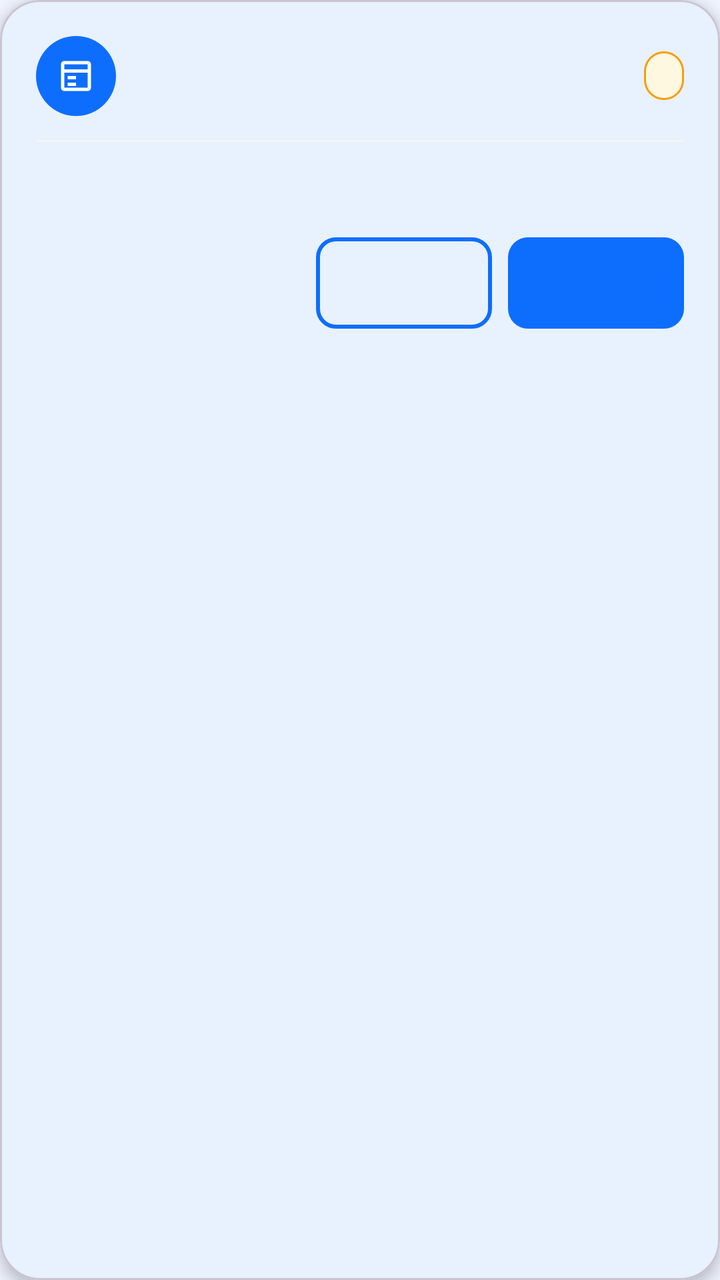
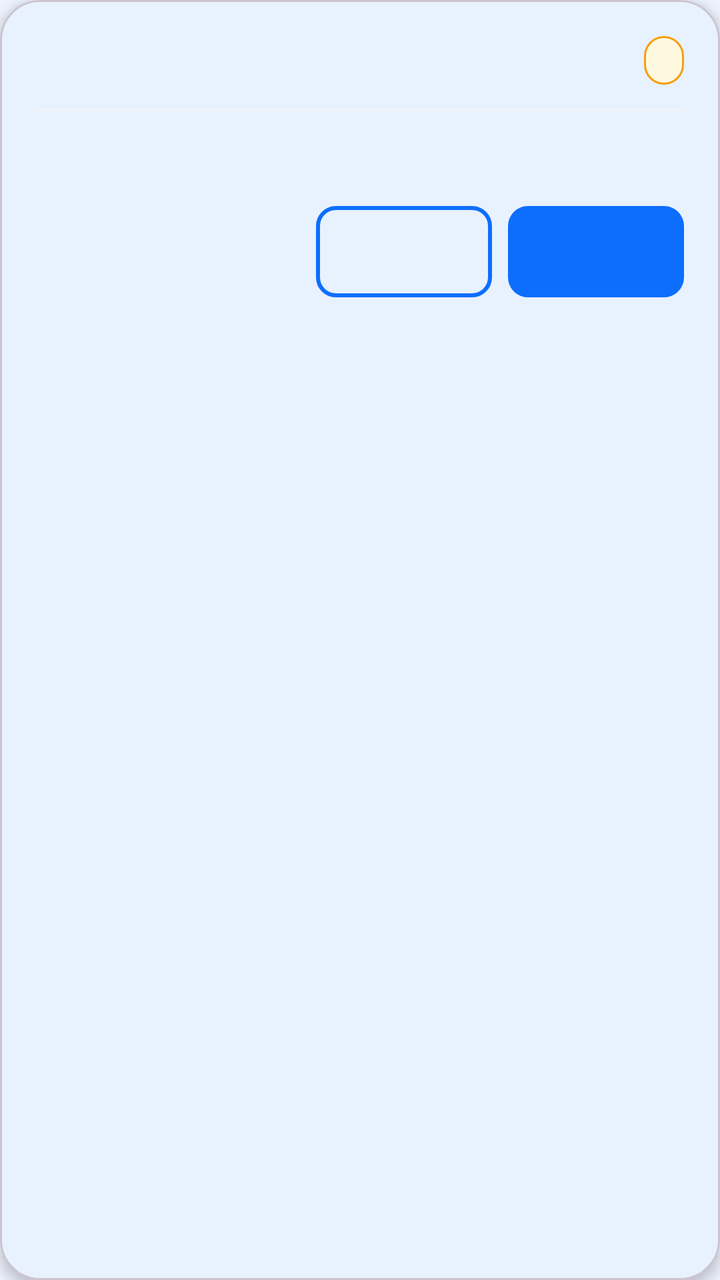

Before-and-after screenshots of an Android layout around one commit, followed by the original layout XML and the change that was made.
<!-- AndroidManifest.xml: application theme Theme.UniCare -->
<!-- res/layout/item_appointment.xml -->
<?xml version='1.0' encoding='utf-8'?>
<com.google.android.material.card.MaterialCardView xmlns:android="http://schemas.android.com/apk/res/android" xmlns:app="http://schemas.android.com/apk/res-auto" android:layout_width="match_parent" android:layout_height="wrap_content" android:layout_marginHorizontal="16dp" android:layout_marginVertical="6dp" app:cardCornerRadius="20dp" app:cardElevation="4dp" app:cardBackgroundColor="#FFFFFF">

    <LinearLayout android:layout_width="match_parent" android:layout_height="wrap_content" android:orientation="vertical" android:padding="18dp">

        
        <LinearLayout android:layout_width="match_parent" android:layout_height="wrap_content" android:gravity="center_vertical" android:orientation="horizontal">

            <LinearLayout android:layout_width="40dp" android:layout_height="40dp" android:background="@drawable/bg_icon_circle_blue" android:gravity="center">
                <ImageView android:layout_width="20dp" android:layout_height="20dp" android:src="@drawable/ic_calendar" android:contentDescription="Lịch khám"/>
            </LinearLayout>

            <TextView android:id="@+id/txtTitle" android:layout_width="0dp" android:layout_height="wrap_content" android:layout_weight="1" android:layout_marginStart="12dp" android:textColor="#1A1A2E" android:textSize="16sp" android:textStyle="bold" android:maxLines="2" android:ellipsize="end"/>

            <TextView android:id="@+id/txtStatus" android:layout_width="wrap_content" android:layout_height="wrap_content" android:background="@drawable/bg_badge_amber" android:paddingHorizontal="10dp" android:paddingVertical="4dp" android:textColor="#F59E0B" android:textSize="12sp" android:textStyle="bold"/>
        </LinearLayout>

        
        <View android:layout_width="match_parent" android:layout_height="1dp" android:layout_marginVertical="12dp" android:background="#F3F4F6"/>

        
        <TextView android:id="@+id/txtInfo" android:layout_width="match_parent" android:layout_height="wrap_content" android:textColor="#6B7280" android:textSize="13sp" android:lineSpacingMultiplier="1.4"/>

        
        <LinearLayout android:layout_width="match_parent" android:layout_height="wrap_content" android:layout_marginTop="14dp" android:gravity="end" android:orientation="horizontal">

            <com.google.android.material.button.MaterialButton android:id="@+id/btnSecondary" android:layout_width="wrap_content" android:layout_height="wrap_content" android:layout_marginEnd="8dp" android:textSize="13sp" android:textAllCaps="false" android:minHeight="40dp" style="@style/Widget.UniCare.Button.Outlined" app:cornerRadius="10dp"/>

            <com.google.android.material.button.MaterialButton android:id="@+id/btnPrimary" android:layout_width="wrap_content" android:layout_height="wrap_content" android:textSize="13sp" android:textAllCaps="false" android:minHeight="40dp" style="@style/Widget.UniCare.Button" app:cornerRadius="10dp"/>
        </LinearLayout>
    </LinearLayout>
</com.google.android.material.card.MaterialCardView>
<!-- resources referenced by this layout -->
<resources>
  <!-- drawable bg_badge_amber (drawable) -->
  <?xml version="1.0" encoding="utf-8"?>
  <shape xmlns:android="http://schemas.android.com/apk/res/android">
      <solid android:color="#FFF8E1"/>
      <corners android:radius="100dp"/>
      <stroke android:width="1dp" android:color="#F59E0B"/>
  </shape>
  <!-- drawable bg_icon_circle_blue (drawable) -->
  <?xml version="1.0" encoding="utf-8"?>
  <shape xmlns:android="http://schemas.android.com/apk/res/android">
      <solid android:color="#0D6EFD"/>
      <corners android:radius="100dp"/>
  </shape>
  <!-- drawable ic_calendar (drawable) -->
  <?xml version="1.0" encoding="utf-8"?>
  <vector xmlns:android="http://schemas.android.com/apk/res/android"
      android:width="24dp"
      android:height="24dp"
      android:viewportWidth="24"
      android:viewportHeight="24">
      <path
          android:fillColor="@android:color/white"
          android:pathData="M19,3H5C3.895,3 3,3.895 3,5v14c0,1.105 0.895,2 2,2h14c1.105,0 2,-0.895 2,-2V5C21,3.895 20.105,3 19,3zM19,5v3H5V5H19zM5,19V10h14v9H5zM7,12h5v2H7V12zM7,16h5v2H7V16z"/>
  </vector>
  <style name="Widget.UniCare.Button" parent="Widget.Material3.Button">
          <item name="android:paddingTop">14dp</item>
          <item name="android:paddingBottom">14dp</item>
          <item name="android:textSize">16sp</item>
          <item name="android:letterSpacing">0.02</item>
          <item name="android:textAllCaps">false</item>
          <item name="cornerRadius">14dp</item>
          <item name="backgroundTint">#0D6EFD</item>
          <item name="elevation">2dp</item>
      </style>
  <style name="Widget.UniCare.Button.Outlined" parent="Widget.Material3.Button.OutlinedButton">
          <item name="android:paddingTop">14dp</item>
          <item name="android:paddingBottom">14dp</item>
          <item name="android:textSize">16sp</item>
          <item name="android:textColor">#0D6EFD</item>
          <item name="android:textAllCaps">false</item>
          <item name="cornerRadius">14dp</item>
          <item name="strokeColor">#0D6EFD</item>
          <item name="strokeWidth">2dp</item>
      </style>
  <style name="Theme.UniCare" parent="Theme.Material3.DayNight.NoActionBar">
          
          <item name="colorPrimary">#0D6EFD</item>
          <item name="colorPrimaryVariant">#0852C8</item>
          <item name="colorOnPrimary">#FFFFFF</item>
          
          <item name="colorSecondary">#00C4A7</item>
          <item name="colorSecondaryVariant">#00A089</item>
          <item name="colorOnSecondary">#FFFFFF</item>
          
          <item name="colorSurface">#FFFFFF</item>
          <item name="colorOnSurface">#1A1A2E</item>
          
          <item name="android:colorBackground">#F0F4FF</item>
          
          <item name="android:statusBarColor">#0852C8</item>
          <item name="android:windowLightStatusBar">false</item>
          <item name="android:navigationBarColor">#FFFFFF</item>
          <item name="android:windowLightNavigationBar">true</item>
          
          <item name="materialButtonStyle">@style/Widget.UniCare.Button</item>
          <item name="textInputStyle">@style/Widget.UniCare.TextInputLayout</item>
      </style>
  <style name="Widget.UniCare.TextInputLayout" parent="Widget.Material3.TextInputLayout.OutlinedBox">
          <item name="boxCornerRadiusBottomEnd">12dp</item>
          <item name="boxCornerRadiusBottomStart">12dp</item>
          <item name="boxCornerRadiusTopEnd">12dp</item>
          <item name="boxCornerRadiusTopStart">12dp</item>
          <item name="boxStrokeColor">#CBD5F5</item>
          <item name="hintTextColor">#6B7280</item>
      </style>
</resources>

<!-- the commit's change to res/layout/item_appointment.xml (unified diff, before → after) -->
@@ -6,11 +6,7 @@
         
         <LinearLayout android:layout_width="match_parent" android:layout_height="wrap_content" android:gravity="center_vertical" android:orientation="horizontal">
 
-            <LinearLayout android:layout_width="40dp" android:layout_height="40dp" android:background="@drawable/bg_icon_circle_blue" android:gravity="center">
-                <ImageView android:layout_width="20dp" android:layout_height="20dp" android:src="@drawable/ic_calendar" android:contentDescription="Lịch khám"/>
-            </LinearLayout>
-
-            <TextView android:id="@+id/txtTitle" android:layout_width="0dp" android:layout_height="wrap_content" android:layout_weight="1" android:layout_marginStart="12dp" android:textColor="#1A1A2E" android:textSize="16sp" android:textStyle="bold" android:maxLines="2" android:ellipsize="end"/>
+            <TextView android:id="@+id/txtTitle" android:layout_width="0dp" android:layout_height="wrap_content" android:layout_weight="1" android:textColor="#1A1A2E" android:textSize="16sp" android:textStyle="bold" android:maxLines="2" android:ellipsize="end"/>
 
             <TextView android:id="@+id/txtStatus" android:layout_width="wrap_content" android:layout_height="wrap_content" android:background="@drawable/bg_badge_amber" android:paddingHorizontal="10dp" android:paddingVertical="4dp" android:textColor="#F59E0B" android:textSize="12sp" android:textStyle="bold"/>
         </LinearLayout>
<!-- resource entries referenced after the edit -->
@@ -7,23 +7,6 @@
       <corners android:radius="100dp"/>
       <stroke android:width="1dp" android:color="#F59E0B"/>
   </shape>
-  <!-- drawable bg_icon_circle_blue (drawable) -->
-  <?xml version="1.0" encoding="utf-8"?>
-  <shape xmlns:android="http://schemas.android.com/apk/res/android">
-      <solid android:color="#0D6EFD"/>
-      <corners android:radius="100dp"/>
-  </shape>
-  <!-- drawable ic_calendar (drawable) -->
-  <?xml version="1.0" encoding="utf-8"?>
-  <vector xmlns:android="http://schemas.android.com/apk/res/android"
-      android:width="24dp"
-      android:height="24dp"
-      android:viewportWidth="24"
-      android:viewportHeight="24">
-      <path
-          android:fillColor="@android:color/white"
-          android:pathData="M19,3H5C3.895,3 3,3.895 3,5v14c0,1.105 0.895,2 2,2h14c1.105,0 2,-0.895 2,-2V5C21,3.895 20.105,3 19,3zM19,5v3H5V5H19zM5,19V10h14v9H5zM7,12h5v2H7V12zM7,16h5v2H7V16z"/>
-  </vector>
   <style name="Widget.UniCare.Button" parent="Widget.Material3.Button">
           <item name="android:paddingTop">14dp</item>
           <item name="android:paddingBottom">14dp</item>
